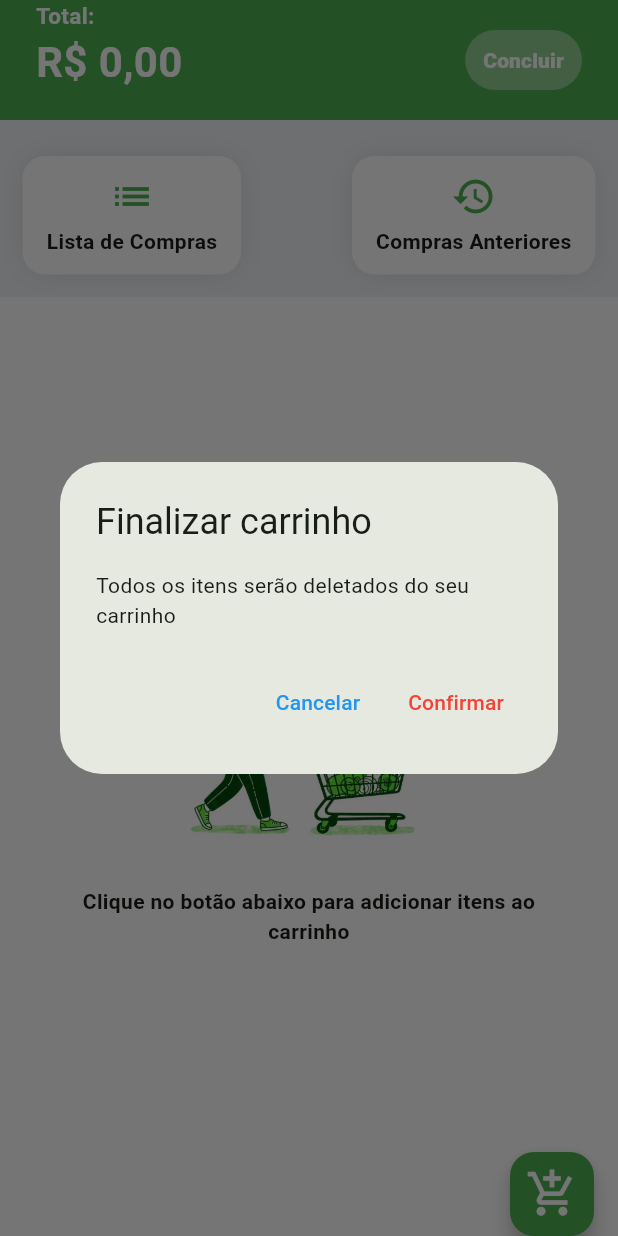
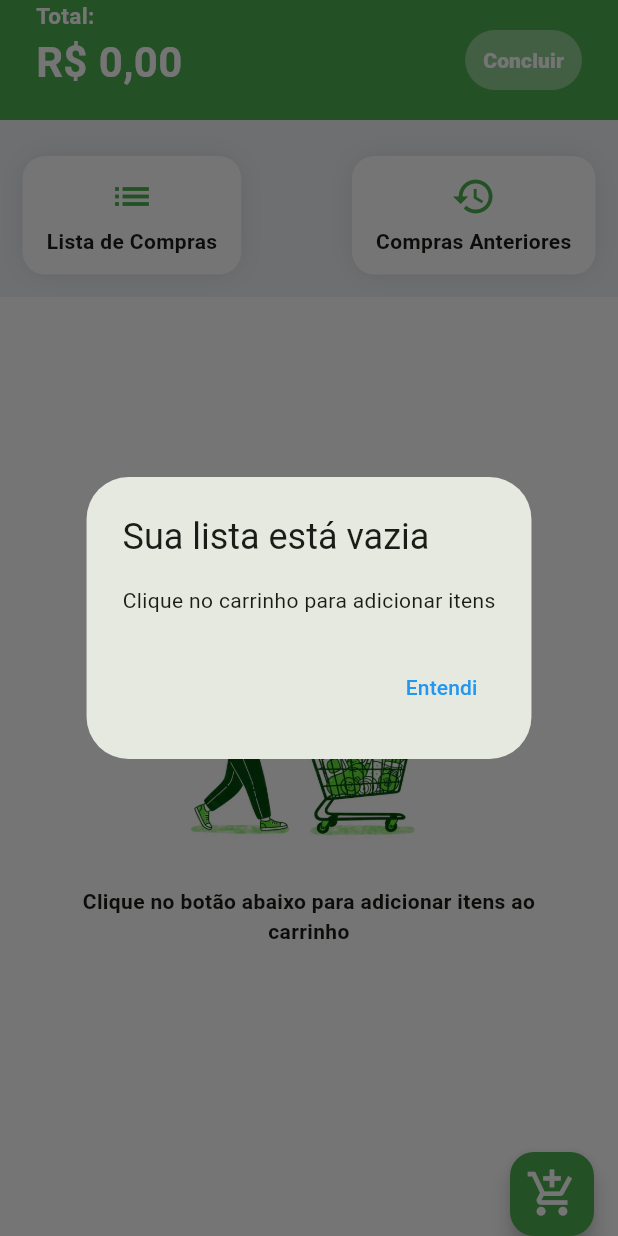
Before and after one commit to devcsuzarte/easy_cart, a Flutter app: the screen it shows after launch, after a tap on "Concluir", on a phone screen of 412 x 824 dp. Run offline on Flutter 3.47's test engine with Material 3 defaults, Android fonts, the phone set to English and light mode, and no system bars; drawn by our look-alikes of skeletonizer; our stand-ins replace currency_text_input_formatter, image_picker, sqflite, stacked; missing offline and left inert: google_mlkit_text_recognition; accounts and stored records are empty.

Commit message:
fix: keyboard and display issues

```diff
--- a/lib/ui/cart/cart_page.dart
+++ b/lib/ui/cart/cart_page.dart
@@ -25,6 +25,29 @@ class _CartPageState extends State<CartPage> {
 	List<Product> products = List.empty();
 	String total = '0.0';
 
+	void onCleanCartPressed(Function onConfirm) {
+		if (products.isEmpty) {
+			DefaultDialog(
+				context: context,
+				defaultFunction: () { onConfirm(); },
+				title: 'Sua lista está vazia',
+				message: 'Clique no carrinho para adicionar itens',
+				buttonTitle: 'Entendi',
+			).showDefaultDialog();
+			return;
+		}
+
+		DefaultDialog(
+			context: context,
+			defaultFunction: () { onConfirm(); },
+			altFunctionMessage: 'Cancelar',
+			title: 'Finalizar carrinho',
+			message: 'Todos os itens serão deletados do seu carrinho',
+			buttonTitle: 'Confirmar',
+			primaryButtonDestructive: true
+		).showDefaultDialog();
+	}
+
 	@override
 	Widget build(BuildContext context) {
 		return ViewModelBuilder<CartViewModel>.reactive(
@@ -48,18 +71,10 @@ class _CartPageState extends State<CartPage> {
 					child: CartAppbar(
 						total: total,
 						onConfirm: () {
-							DefaultDialog(
-								context: context,
-								defaultFunction: (){
-									model.cleanCartList();
-									Navigator.pop(context);
-								},
-								altFunctionMessage: 'Cancelar',
-								title: 'Finalizar carrinho',
-								message: 'Todos os itens serão deletados do seu carrinho',
-								buttonTitle: 'Confirmar',
-								primaryButtonDestructive: true
-							).showDefaultDialog();
+							onCleanCartPressed(() {
+								model.cleanCartList();
+								Navigator.pop(context);
+							});
 						}
 					)
 				),
@@ -119,7 +134,8 @@ class _CartPageState extends State<CartPage> {
 				  							]
 				  						)
 				  					),
-				  					ContainerDefault(
+									const SizedBox(width: 8),
+									ContainerDefault(
 				  						onPress: (){
 				  							Navigator.pushNamed(
 				  								context,
--- a/lib/ui/list/list_add_item.dart
+++ b/lib/ui/list/list_add_item.dart
@@ -19,15 +19,15 @@ class ListAddItem extends StatefulWidget {
 }
 
 class _ListAddItemState extends State<ListAddItem> {
+	final TextEditingController textTitleController = TextEditingController();
+	int amount = 1;
+
   @override
   Widget build(BuildContext context) {
-	final TextEditingController textTitleController = TextEditingController();
-	int amount = 1;
 
 	void dismiss() => Navigator.pop(context);
 
 	return InkWell(
-		enableFeedback: false,
 		highlightColor: Colors.transparent,
 		splashColor: Colors.transparent,
 		onTap: () {
```
Also changed, not shown: 2 other files.
